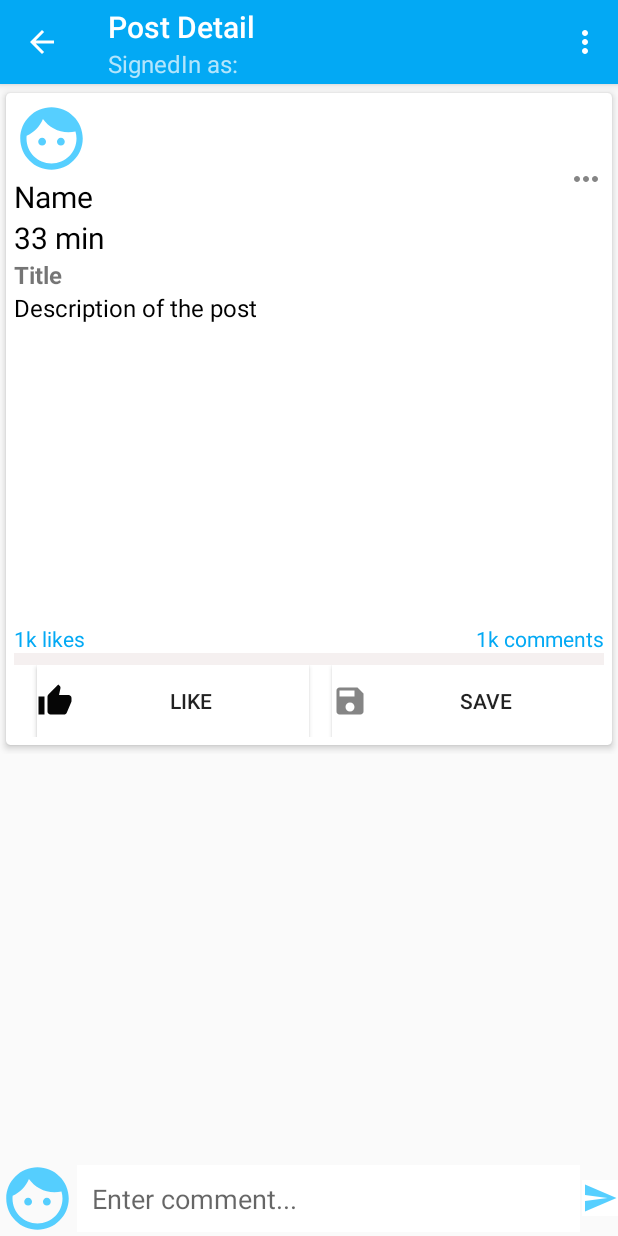
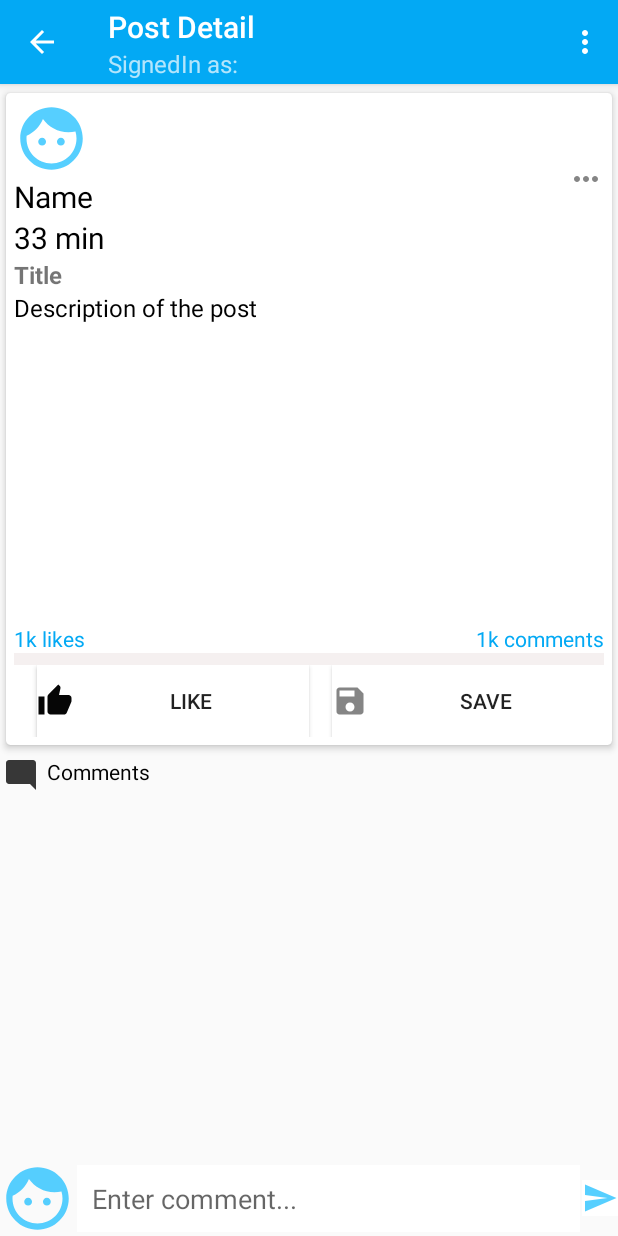
Before and after one commit to kimberlyeslami/AlumnGuide, an Android app: the PostDetailActivity screen opened directly, with no data from a screen before it, on a phone screen of 412 x 824 dp. Run offline under Robolectric (Android 15) with nearby library versions, the phone set to English and light mode, and no system bars; our stand-ins replace Firebase (no records; nobody signed in at launch, a user with empty details on screens opened directly), Picasso; plain views replace CircularImageView.

Commit message:
showing comments

```diff
--- a/app/src/main/java/com/example/alumnguide/PostDetailActivity.java
+++ b/app/src/main/java/com/example/alumnguide/PostDetailActivity.java
@@ -21,7 +21,11 @@ import android.widget.Toast;
 import androidx.annotation.NonNull;
 import androidx.appcompat.app.ActionBar;
 import androidx.appcompat.app.AppCompatActivity;
+import androidx.recyclerview.widget.LinearLayoutManager;
+import androidx.recyclerview.widget.RecyclerView;
 
+import com.example.alumnguide.adapters.AdapterComments;
+import com.example.alumnguide.models.ModelComment;
 import com.google.android.gms.tasks.OnFailureListener;
 import com.google.android.gms.tasks.OnSuccessListener;
 import com.google.firebase.auth.FirebaseAuth;
@@ -36,8 +40,10 @@ import com.google.firebase.storage.FirebaseStorage;
 import com.google.firebase.storage.StorageReference;
 import com.squareup.picasso.Picasso;
 
+import java.util.ArrayList;
 import java.util.Calendar;
 import java.util.HashMap;
+import java.util.List;
 import java.util.Locale;
 
 public class PostDetailActivity extends AppCompatActivity {
@@ -57,6 +63,11 @@ public class PostDetailActivity extends AppCompatActivity {
     ImageButton moreBtn;
     Button likeBtn, saveBtn;
     LinearLayout profileLayout;
+    RecyclerView recyclerView;
+
+    List<ModelComment> commentList;
+    AdapterComments adapterComments;
+
 
     //add comment views
     EditText commentEt;
@@ -91,6 +102,7 @@ public class PostDetailActivity extends AppCompatActivity {
         likeBtn = findViewById(R.id.likeBtn);
         saveBtn = findViewById(R.id.saveBtn);
         profileLayout = findViewById(R.id.profileLayout);
+        recyclerView = findViewById(R.id.recyclerView);
 
         commentEt = findViewById(R.id.commentEt);
         sendBtn = findViewById(R.id.sendBtn);
@@ -106,6 +118,8 @@ public class PostDetailActivity extends AppCompatActivity {
 
         //set subtitle
         actionBar.setSubtitle("SignedIn as: "+ myEmail);
+
+        loadComments();
 
         //send comment btn click
         sendBtn.setOnClickListener(new View.OnClickListener() {
@@ -131,6 +145,41 @@ public class PostDetailActivity extends AppCompatActivity {
 
             }
         });
+
+    }
+
+    private void loadComments() {
+        //layout for recycler view
+        LinearLayoutManager layoutManager = new LinearLayoutManager(getApplicationContext());
+        //set layout to recyclerview
+        recyclerView.setLayoutManager(layoutManager);
+        //init
+        commentList = new ArrayList<>();
+        //paths of the post to get comments
+        DatabaseReference ref = FirebaseDatabase.getInstance().getReference("Posts").child(postId).child("Comments");
+        ref.addValueEventListener(new ValueEventListener() {
+            @Override
+            public void onDataChange(@NonNull DataSnapshot dataSnapshot) {
+                commentList.clear();
+                for (DataSnapshot ds : dataSnapshot.getChildren()){
+                    ModelComment modelComment = ds.getValue(ModelComment.class);
+
+                    commentList.add(modelComment);
+
+                    //setup adapter
+                    adapterComments = new AdapterComments(getApplicationContext(),commentList);
+                    //set adapter
+                    recyclerView.setAdapter(adapterComments);
+                }
+            }
+
+            @Override
+            public void onCancelled(@NonNull DatabaseError databaseError) {
+
+            }
+        });
+
+
 
     }
 
--- /dev/null
+++ b/app/src/main/res/drawable-anydpi/ic_comment_black.xml
@@ -0,0 +1,11 @@
+<vector xmlns:android="http://schemas.android.com/apk/res/android"
+    android:width="24dp"
+    android:height="24dp"
+    android:viewportWidth="24"
+    android:viewportHeight="24"
+    android:tint="#060606"
+    android:alpha="0.8">
+    <path
+        android:fillColor="#FF000000"
+        android:pathData="M21.99,4c0,-1.1 -0.89,-2 -1.99,-2H4c-1.1,0 -2,0.9 -2,2v12c0,1.1 0.9,2 2,2h14l4,4 -0.01,-18z"/>
+</vector>
--- a/app/src/main/res/layout/activity_post_detail.xml
+++ b/app/src/main/res/layout/activity_post_detail.xml
@@ -7,6 +7,7 @@
     tools:context=".PostDetailActivity">
 
     <androidx.core.widget.NestedScrollView
+        android:layout_above="@+id/commentsLayout"
         android:layout_width="match_parent"
         android:layout_height="match_parent">
 
@@ -159,12 +160,27 @@
             </androidx.cardview.widget.CardView>
 
             <!-- List of comments here -->
+            <TextView
+                android:text="Comments"
+                android:textColor="#000"
+                android:drawableStart="@drawable/ic_comment_black"
+                android:drawablePadding="5dp"
+                android:padding="2dp"
+                android:layout_width="match_parent"
+                android:layout_height="wrap_content"
+                android:drawableLeft="@drawable/ic_comment_black"/>
+            <androidx.recyclerview.widget.RecyclerView
+                android:id="@+id/recyclerView"
+
+                android:layout_width="match_parent"
+                android:layout_height="wrap_content"/>
 
         </LinearLayout>
 
     </androidx.core.widget.NestedScrollView>
 
     <RelativeLayout
+        android:id="@+id/commentsLayout"
         android:layout_width="match_parent"
         android:layout_height="wrap_content"
         android:layout_alignParentBottom="true">
```
Also changed, not shown: app/src/main/java/com/example/alumnguide/adapters/AdapterComments.java (added, +88 -0 lines), app/src/main/java/com/example/alumnguide/models/ModelComment.java (added, +75 -0 lines), app/src/main/res/layout/row_comments.xml (added, +50 -0 lines), app/src/main/res/drawable-hdpi/ic_comment_black.png (added), app/src/main/res/drawable-mdpi/ic_comment_black.png (added), app/src/main/res/drawable-xhdpi/ic_comment_black.png (added), app/src/main/res/drawable-xxhdpi/ic_comment_black.png (added).
